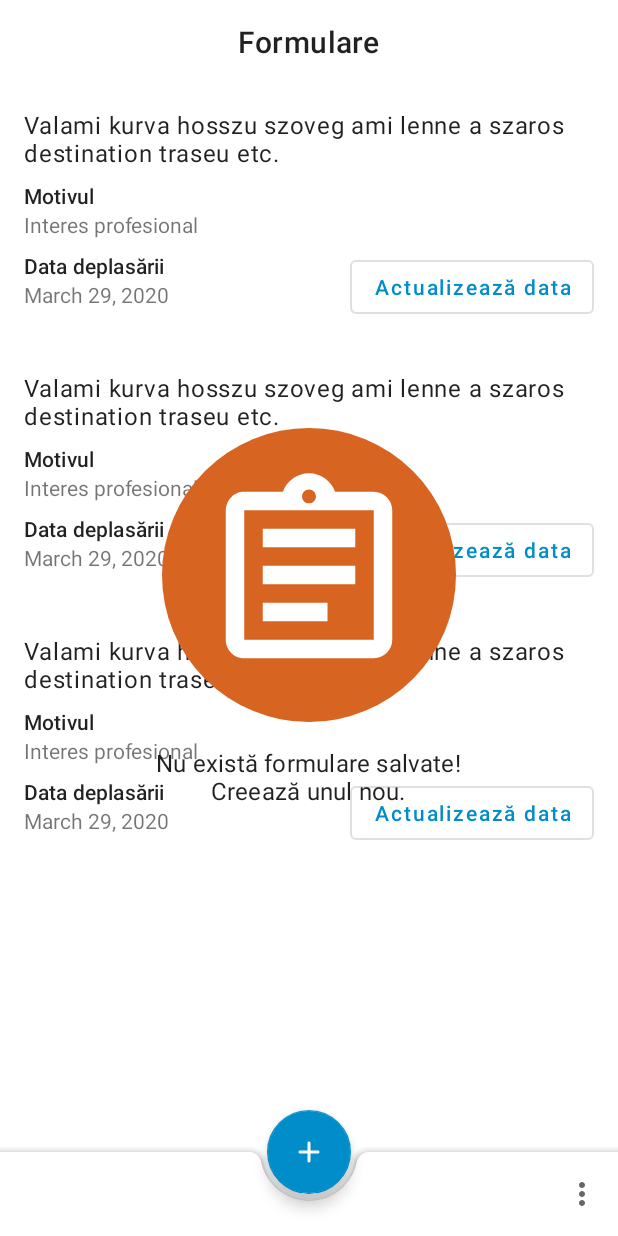
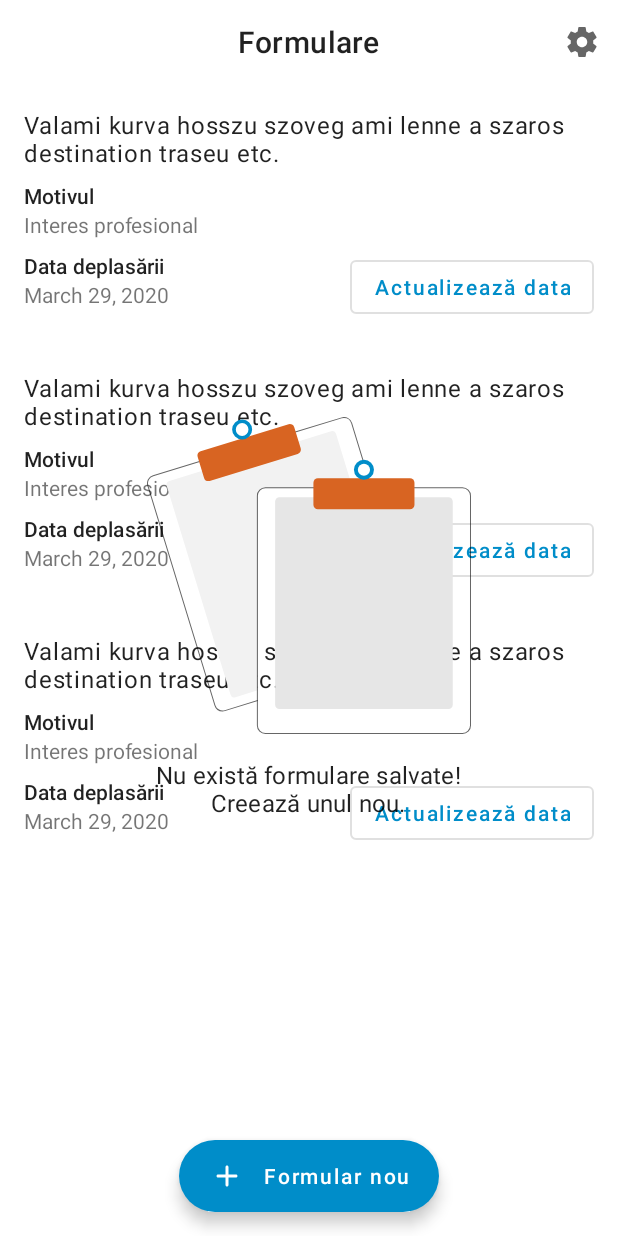
Before and after one commit to ArthurNagy/DeclarApp, an Android app: the layout fragment_home.xml on its own in the app's theme, with its tools: preview values and no code run, on a phone screen of 412 x 824 dp. Run offline under Robolectric (Android 15) with nearby library versions, the phone set to English and light mode, and no system bars.

Commit message:
Refactor home screen & cleanup deprecated API usages

```diff
--- a/app/src/main/java/com/arthurnagy/staysafe/feature/documentdetail/DocumentDetailFragment.kt
+++ b/app/src/main/java/com/arthurnagy/staysafe/feature/documentdetail/DocumentDetailFragment.kt
@@ -10,7 +10,6 @@ import android.webkit.WebResourceRequest
 import android.webkit.WebResourceResponse
 import android.webkit.WebView
 import androidx.fragment.app.Fragment
-import androidx.lifecycle.observe
 import androidx.navigation.fragment.findNavController
 import androidx.navigation.fragment.navArgs
 import androidx.webkit.WebViewAssetLoader
--- a/app/src/main/java/com/arthurnagy/staysafe/feature/home/HomeFragment.kt
+++ b/app/src/main/java/com/arthurnagy/staysafe/feature/home/HomeFragment.kt
@@ -6,7 +6,6 @@ import android.view.View
 import androidx.databinding.DataBindingUtil
 import androidx.fragment.app.Fragment
 import androidx.lifecycle.lifecycleScope
-import androidx.lifecycle.observe
 import androidx.recyclerview.widget.DividerItemDecoration
 import androidx.recyclerview.widget.LinearLayoutManager
 import com.android.billingclient.api.BillingClient
@@ -24,6 +23,8 @@ import com.arthurnagy.staysafe.feature.shared.sharedGraphViewModel
 import com.arthurnagy.staysafe.feature.shared.showSnackbar
 import com.google.android.material.datepicker.MaterialDatePicker
 import com.halcyonmobile.android.common.extensions.navigation.findSafeNavController
+import dev.chrisbanes.insetter.Insetter
+import dev.chrisbanes.insetter.Side
 import org.koin.android.ext.android.inject
 import timber.log.Timber
 
@@ -62,7 +63,7 @@ class HomeFragment : Fragment(R.layout.fragment_home) {
             }
         )
         with(binding) {
-            bar.setOnMenuItemClickListener {
+            toolbar.setOnMenuItemClickListener {
                 consume { findSafeNavController().navigate(HomeFragmentDirections.actionHomeFragmentToOptionsBottomSheet()) }
             }
             add.setOnClickListener {
@@ -85,25 +86,30 @@ class HomeFragment : Fragment(R.layout.fragment_home) {
             })
         }
 
+        Insetter.builder()
+            .applySystemWindowInsetsToMargin(Side.BOTTOM)
+            .consumeSystemWindowInsets(Insetter.CONSUME_AUTO)
+            .applyToView(binding.add)
+
         with(viewModel) {
             items.observe(viewLifecycleOwner, documentsAdapter::submitList)
             statementDeletedEvent.observe(viewLifecycleOwner) {
                 it.consume()?.let { statement ->
-                    showSnackbar(binding.coordinator, binding.bar, R.string.form_deleted_message, R.string.undo) {
+                    showSnackbar(view = binding.coordinator, message =  R.string.form_deleted_message, action =  R.string.undo) {
                         viewModel.undoStatementDeletion(statement)
                     }
                 }
             }
             statementDateUpdatedEvent.observe(viewLifecycleOwner) {
                 it.consume()?.let {
-                    showSnackbar(view = binding.coordinator, anchorView = binding.bar, message = R.string.statement_date_updated)
+                    showSnackbar(view = binding.coordinator, message = R.string.statement_date_updated)
                 }
             }
             purchaseEvent.observe(viewLifecycleOwner) {
                 it.consume()?.let {
                     startPurchaseFlow {
                         Timber.e("startPurchaseFlow: onDisconnected")
-                        showSnackbar(view = binding.coordinator, anchorView = binding.bar, message = R.string.in_app_purchase_connection_failed)
+                        showSnackbar(view = binding.coordinator, message = R.string.in_app_purchase_connection_failed)
                     }
                 }
             }
@@ -143,17 +149,14 @@ class HomeFragment : Fragment(R.layout.fragment_home) {
                             when (InAppPurchaseHelper.consumePurchase(billingClient, it)) {
                                 InAppPurchaseHelper.PurchaseResult.Success -> showSnackbar(
                                     view = binding.coordinator,
-                                    anchorView = binding.bar,
                                     message = R.string.in_app_purchase_success
                                 )
                                 InAppPurchaseHelper.PurchaseResult.Pending -> showSnackbar(
                                     view = binding.coordinator,
-                                    anchorView = binding.bar,
                                     message = R.string.in_app_purchase_pending
                                 )
                                 InAppPurchaseHelper.PurchaseResult.Error -> showSnackbar(
                                     view = binding.coordinator,
-                                    anchorView = binding.bar,
                                     message = R.string.in_app_purchase_error
                                 )
                                 InAppPurchaseHelper.PurchaseResult.Ignored -> Unit
@@ -168,7 +171,7 @@ class HomeFragment : Fragment(R.layout.fragment_home) {
             Timber.e("createPurchaseListener: onError: $purchaseResult")
             view?.let {
                 (DataBindingUtil.getBinding(it) ?: DataBindingUtil.bind<HomeBinding>(it))?.let { binding ->
-                    showSnackbar(view = binding.coordinator, anchorView = binding.bar, message = R.string.in_app_purchase_error)
+                    showSnackbar(view = binding.coordinator, message = R.string.in_app_purchase_error)
                 }
             }
         }
--- a/app/src/main/java/com/arthurnagy/staysafe/feature/shared/AutoClearedValue.kt
+++ /dev/null
@@ -1,44 +0,0 @@
-package com.arthurnagy.staysafe.feature.shared
-
-import androidx.fragment.app.Fragment
-import androidx.lifecycle.DefaultLifecycleObserver
-import androidx.lifecycle.LifecycleOwner
-import androidx.lifecycle.observe
-import kotlin.properties.ReadWriteProperty
-import kotlin.reflect.KProperty
-
-/**
- * A lazy property that gets cleaned up when the fragment's view is destroyed.
- *
- * Accessing this variable while the fragment's view is destroyed will throw NPE.
- */
-class AutoClearedValue<T : Any>(val fragment: Fragment, defaultValue: T?) : ReadWriteProperty<Fragment, T> {
-    private var _value: T? = null
-
-    init {
-        _value = defaultValue
-        fragment.lifecycle.addObserver(object : DefaultLifecycleObserver {
-            override fun onCreate(owner: LifecycleOwner) {
-                fragment.viewLifecycleOwnerLiveData.observe(fragment) { viewLifecycleOwner ->
-                    viewLifecycleOwner?.lifecycle?.addObserver(object : DefaultLifecycleObserver {
-                        override fun onDestroy(owner: LifecycleOwner) {
-                            _value = null
-                        }
-                    })
-                }
-            }
-        })
-    }
-
-    override fun getValue(thisRef: Fragment, property: KProperty<*>): T =
-        _value ?: throw IllegalStateException("Trying to call an auto-cleared value outside of the view lifecycle.")
-
-    override fun setValue(thisRef: Fragment, property: KProperty<*>, value: T) {
-        _value = value
-    }
-}
-
-/**
- * Creates an [AutoClearedValue] associated with this fragment.
- */
-fun <T : Any> Fragment.autoCleared(defaultValue: T? = null) = AutoClearedValue(this, defaultValue)
--- /dev/null
+++ b/app/src/main/res/drawable/ic_settings_24dp.xml
@@ -0,0 +1,10 @@
+<vector xmlns:android="http://schemas.android.com/apk/res/android"
+    android:width="24dp"
+    android:height="24dp"
+    android:viewportWidth="24"
+    android:viewportHeight="24"
+    android:tint="?attr/colorControlNormal">
+  <path
+      android:fillColor="@android:color/white"
+      android:pathData="M19.43,12.98c0.04,-0.32 0.07,-0.64 0.07,-0.98s-0.03,-0.66 -0.07,-0.98l2.11,-1.65c0.19,-0.15 0.24,-0.42 0.12,-0.64l-2,-3.46c-0.12,-0.22 -0.39,-0.3 -0.61,-0.22l-2.49,1c-0.52,-0.4 -1.08,-0.73 -1.69,-0.98l-0.38,-2.65C14.46,2.18 14.25,2 14,2h-4c-0.25,0 -0.46,0.18 -0.49,0.42l-0.38,2.65c-0.61,0.25 -1.17,0.59 -1.69,0.98l-2.49,-1c-0.23,-0.09 -0.49,0 -0.61,0.22l-2,3.46c-0.13,0.22 -0.07,0.49 0.12,0.64l2.11,1.65c-0.04,0.32 -0.07,0.65 -0.07,0.98s0.03,0.66 0.07,0.98l-2.11,1.65c-0.19,0.15 -0.24,0.42 -0.12,0.64l2,3.46c0.12,0.22 0.39,0.3 0.61,0.22l2.49,-1c0.52,0.4 1.08,0.73 1.69,0.98l0.38,2.65c0.03,0.24 0.24,0.42 0.49,0.42h4c0.25,0 0.46,-0.18 0.49,-0.42l0.38,-2.65c0.61,-0.25 1.17,-0.59 1.69,-0.98l2.49,1c0.23,0.09 0.49,0 0.61,-0.22l2,-3.46c0.12,-0.22 0.07,-0.49 -0.12,-0.64l-2.11,-1.65zM12,15.5c-1.93,0 -3.5,-1.57 -3.5,-3.5s1.57,-3.5 3.5,-3.5 3.5,1.57 3.5,3.5 -1.57,3.5 -3.5,3.5z"/>
+</vector>
--- /dev/null
+++ b/app/src/main/res/drawable/img_no_data_placeholder.xml
@@ -0,0 +1,36 @@
+<vector xmlns:android="http://schemas.android.com/apk/res/android"
+    android:width="216dp"
+    android:height="211dp"
+    android:viewportWidth="647.6362"
+    android:viewportHeight="632.1738">
+    <path
+        android:fillColor="#f2f2f2"
+        android:pathData="M411.146,142.174L236.636,142.174a15.018,15.018 0,0 0,-15 15v387.85l-2,0.61 -42.81,13.11a8.007,8.007 0,0 1,-9.99 -5.31L39.496,137.484a8.003,8.003 0,0 1,5.31 -9.99l65.97,-20.2 191.25,-58.54 65.97,-20.2a7.989,7.989 0,0 1,9.99 5.3l32.55,106.32Z" />
+    <path
+        android:fillColor="?attr/colorControlNormal"
+        android:pathData="M449.226,140.174l-39.23,-128.14a16.994,16.994 0,0 0,-21.23 -11.28l-92.75,28.39L104.776,87.694l-92.75,28.4a17.015,17.015 0,0 0,-11.28 21.23l134.08,437.93a17.027,17.027 0,0 0,16.26 12.03,16.789 16.789,0 0,0 4.97,-0.75l63.58,-19.46 2,-0.62v-2.09l-2,0.61 -64.17,19.65a15.015,15.015 0,0 1,-18.73 -9.95l-134.07,-437.94a14.979,14.979 0,0 1,9.95 -18.73l92.75,-28.4 191.24,-58.54 92.75,-28.4a15.156,15.156 0,0 1,4.41 -0.66,15.015 15.015,0 0,1 14.32,10.61l39.05,127.56 0.62,2h2.08Z" />
+    <path
+        android:fillColor="?attr/colorSecondaryVariant"
+        android:pathData="M122.681,127.821a9.016,9.016 0,0 1,-8.611 -6.367l-12.88,-42.072a8.999,8.999 0,0 1,5.971 -11.24l175.939,-53.864a9.009,9.009 0,0 1,11.241 5.971l12.88,42.072a9.01,9.01 0,0 1,-5.971 11.241L125.31,127.426A8.976,8.976 0,0 1,122.681 127.821Z" />
+    <path
+        android:fillColor="?attr/colorSecondary"
+        android:pathData="M190.154,24.955m-20,0a20,20 0,1 1,40 0a20,20 0,1 1,-40 0" />
+    <path
+        android:fillColor="#fff"
+        android:pathData="M190.154,24.955m-12.665,0a12.665,12.665 0,1 1,25.329 0a12.665,12.665 0,1 1,-25.329 0" />
+    <path
+        android:fillColor="#e6e6e6"
+        android:pathData="M602.636,582.174h-338a8.51,8.51 0,0 1,-8.5 -8.5v-405a8.51,8.51 0,0 1,8.5 -8.5h338a8.51,8.51 0,0 1,8.5 8.5v405A8.51,8.51 0,0 1,602.636 582.174Z" />
+    <path
+        android:fillColor="?attr/colorControlNormal"
+        android:pathData="M447.136,140.174h-210.5a17.024,17.024 0,0 0,-17 17v407.8l2,-0.61v-407.19a15.018,15.018 0,0 1,15 -15L447.756,142.174ZM630.636,140.174h-394a17.024,17.024 0,0 0,-17 17v458a17.024,17.024 0,0 0,17 17h394a17.024,17.024 0,0 0,17 -17v-458A17.024,17.024 0,0 0,630.636 140.174ZM645.636,615.174a15.018,15.018 0,0 1,-15 15h-394a15.018,15.018 0,0 1,-15 -15v-458a15.018,15.018 0,0 1,15 -15h394a15.018,15.018 0,0 1,15 15Z" />
+    <path
+        android:fillColor="?attr/colorSecondaryVariant"
+        android:pathData="M525.636,184.174h-184a9.01,9.01 0,0 1,-9 -9v-44a9.01,9.01 0,0 1,9 -9h184a9.01,9.01 0,0 1,9 9v44A9.01,9.01 0,0 1,525.636 184.174Z" />
+    <path
+        android:fillColor="?attr/colorSecondary"
+        android:pathData="M433.636,105.174m-20,0a20,20 0,1 1,40 0a20,20 0,1 1,-40 0" />
+    <path
+        android:fillColor="#fff"
+        android:pathData="M433.636,105.174m-12.182,0a12.182,12.182 0,1 1,24.364 0a12.182,12.182 0,1 1,-24.364 0" />
+</vector>
--- a/app/src/main/res/layout/fragment_home.xml
+++ b/app/src/main/res/layout/fragment_home.xml
@@ -24,8 +24,10 @@
             app:paddingTopSystemWindowInsets="@{true}">
 
             <com.google.android.material.appbar.MaterialToolbar
+                android:id="@+id/toolbar"
                 android:layout_width="match_parent"
                 android:layout_height="wrap_content"
+                app:menu="@menu/home"
                 app:title="@null">
 
                 <TextView
@@ -43,7 +45,8 @@
             android:id="@+id/recycler"
             android:layout_width="match_parent"
             android:layout_height="match_parent"
-            android:paddingBottom="?attr/actionBarSize"
+            android:clipToPadding="false"
+            android:paddingBottom="@dimen/third_keyline"
             app:layout_behavior="@string/appbar_scrolling_view_behavior"
             app:paddingBottomSystemWindowInsets="@{true}"
             tools:listitem="@layout/item_statement_document" />
@@ -56,13 +59,9 @@
             app:isVisible="@{viewModel.isEmpty}">
 
             <ImageView
-                android:layout_width="196dp"
-                android:layout_height="196dp"
-                android:background="@drawable/shape_oval"
-                android:backgroundTint="@color/color_secondary_variant"
-                android:padding="@dimen/second_keyline"
-                app:srcCompat="@drawable/ic_assignment_24dp"
-                app:tint="?attr/colorOnSecondary" />
+                android:layout_width="wrap_content"
+                android:layout_height="wrap_content"
+                app:srcCompat="@drawable/img_no_data_placeholder" />
 
             <TextView
                 android:layout_width="wrap_content"
@@ -74,20 +73,14 @@
 
         </LinearLayout>
 
-        <com.google.android.material.bottomappbar.BottomAppBar
-            android:id="@+id/bar"
-            android:layout_width="match_parent"
-            android:layout_height="wrap_content"
-            android:layout_gravity="bottom"
-            android:backgroundTint="?colorPrimarySurface"
-            app:menu="@menu/home" />
-
-        <com.google.android.material.floatingactionbutton.FloatingActionButton
+        <com.google.android.material.floatingactionbutton.ExtendedFloatingActionButton
             android:id="@+id/add"
             android:layout_width="wrap_content"
             android:layout_height="wrap_content"
-            app:layout_anchor="@id/bar"
-            app:srcCompat="@drawable/ic_add_24dp" />
+            android:layout_gravity="bottom|center_horizontal"
+            android:layout_marginBottom="@dimen/first_keyline"
+            android:text="@string/new_form"
+            app:icon="@drawable/ic_add_24dp" />
 
     </androidx.coordinatorlayout.widget.CoordinatorLayout>
 
--- a/app/src/main/res/menu/home.xml
+++ b/app/src/main/res/menu/home.xml
@@ -3,7 +3,7 @@
     xmlns:app="http://schemas.android.com/apk/res-auto">
     <item
         android:id="@+id/more"
-        android:icon="@drawable/ic_more_24dp"
+        android:icon="@drawable/ic_settings_24dp"
         android:title="@string/more"
         app:showAsAction="always" />
 </menu>
```
